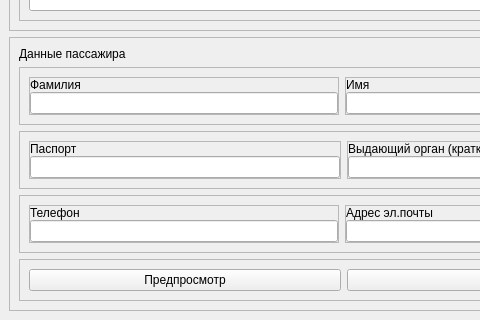
kuznetsona/AeroflotHelp, file generatingCertificate_v2.ui: the form before one commit; both pictures show x 0 to 480 and y 280 to 600 of the 1000 by 600 pixel window.
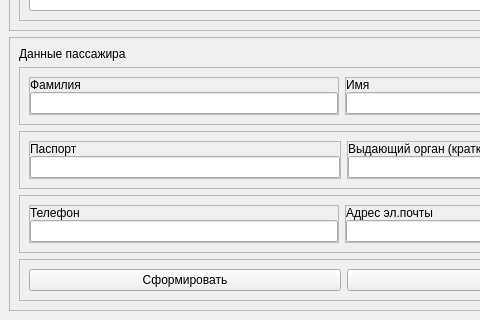
The form after the commit.

```diff
--- a/generatingCertificate_v2.ui
+++ b/generatingCertificate_v2.ui
@@ -537,7 +537,7 @@
           <item>
            <widget class="QPushButton" name="PreviewButton">
             <property name="text">
-             <string>Предпросмотр</string>
+             <string>Сформировать</string>
             </property>
            </widget>
           </item>
```
Left out of the diff: 14 changed lines with no effect on the pictures.
